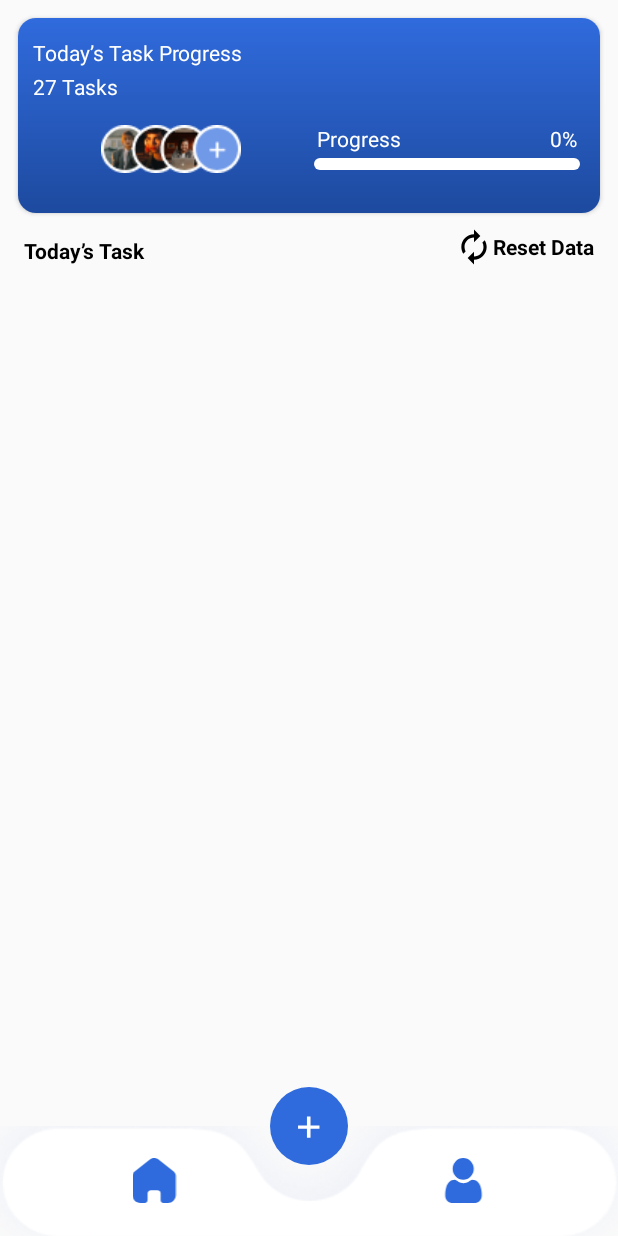
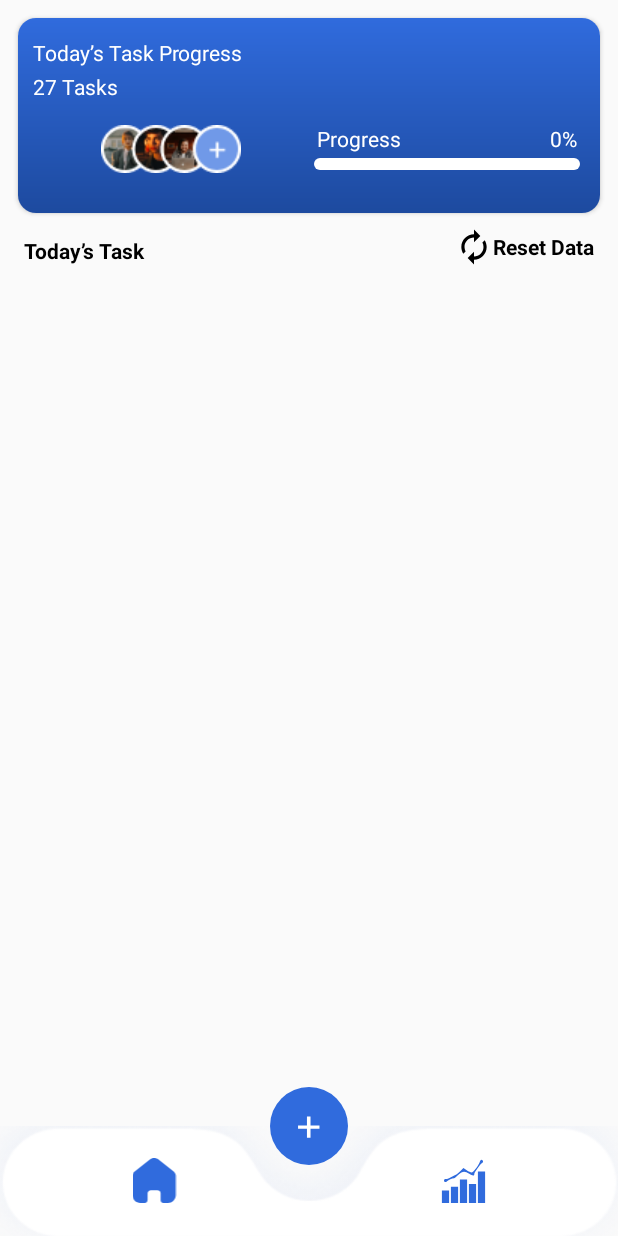
Before and after one commit to fadouaki/Habits_tracker, an Android app: the MainActivity screen opened directly, with no data from a screen before it, on a phone screen of 412 x 824 dp. Run offline under Robolectric (Android 15) with nearby library versions, the phone set to English and light mode, and no system bars; our stand-ins replace Room's generated code, RxJava; Roboto replaces fonts that are not available here.

Commit message:
add bar chart, fix errors in HabitAdapter.kt

```diff
--- a/app/build.gradle.kts
+++ b/app/build.gradle.kts
@@ -59,4 +59,5 @@ dependencies {
 
     implementation ("androidx.work:work-runtime-ktx:2.9.0")
     implementation("com.airbnb.android:lottie:6.0.1")
+    implementation("com.diogobernardino:williamchart:3.10.1")
 }
--- a/app/src/main/java/com/improveskills/habitstracker/Ui/MainActivity.kt
+++ b/app/src/main/java/com/improveskills/habitstracker/Ui/MainActivity.kt
@@ -5,6 +5,7 @@ import android.app.AlertDialog
 import android.app.Dialog
 import android.app.TimePickerDialog
 import android.content.Context
+import android.content.Intent
 import android.graphics.Color
 import android.graphics.drawable.ColorDrawable
 import android.os.Bundle
@@ -68,6 +69,9 @@ class MainActivity : AppCompatActivity(), TimePickerDialog.OnTimeSetListener {
         }
         bind.resetData.setOnClickListener {
             showRenewDataDialog(this)
+        }
+        bind.btnChart.setOnClickListener {
+            startActivity(Intent(this@MainActivity,MainChartActivity::class.java))
         }
         Habits = ArrayList()
         postDataBase = HabitDataBase.getInstance(this)
--- /dev/null
+++ b/app/src/main/res/drawable/ic_chart.xml
@@ -0,0 +1,37 @@
+<?xml version="1.0" encoding="utf-8"?>
+<vector xmlns:android="http://schemas.android.com/apk/res/android"
+    android:width="50.000000dp"
+    android:height="50.000000dp"
+    android:viewportWidth="50.000000"
+    android:viewportHeight="50.000000">
+
+    <group
+        android:translateY="50.000000"
+        android:scaleX="0.100000"
+        android:scaleY="-0.100000">
+        <path
+            android:fillColor="#306BDD"
+            android:strokeWidth="1"
+            android:pathData="M430 454 c-17 -44 -72 -114 -90 -114 -10 0 -34 11 -54 25 l-37 25 -33 -35 c-18 -19 -44 -39 -57 -45 -13 -6 -40 -19 -59 -29 -19 -10 -40 -17 -46 -14 -17 6 -28 -17 -15 -30 7 -7 15 -6 28 5 17 15 56 31 78 33 6 0 27 17 48 38 45 44 71 46 121 12 37 -25 56 -25 56 -2 0 15 64 105 86 121 9 7 14 18 10 24 -12 19 -26 14 -36 -14z" />
+        <path
+            android:fillColor="#306BDD"
+            android:strokeWidth="1"
+            android:pathData="M410 175 l0 -175 40 0 40 0 0 175 0 175 -40 0 -40 0 0 -175z" />
+        <path
+            android:fillColor="#306BDD"
+            android:strokeWidth="1"
+            android:pathData="M210 130 l0 -130 40 0 40 0 0 130 0 130 -40 0 -40 0 0 -130z" />
+        <path
+            android:fillColor="#306BDD"
+            android:strokeWidth="1"
+            android:pathData="M310 105 l0 -105 40 0 40 0 0 105 0 105 -40 0 -40 0 0 -105z" />
+        <path
+            android:fillColor="#306BDD"
+            android:strokeWidth="1"
+            android:pathData="M110 90 l0 -90 40 0 40 0 0 90 0 90 -40 0 -40 0 0 -90z" />
+        <path
+            android:fillColor="#306BDD"
+            android:strokeWidth="1"
+            android:pathData="M10 70 l0 -70 40 0 40 0 0 70 0 70 -40 0 -40 0 0 -70z" />
+    </group>
+</vector>
--- a/app/src/main/res/drawable/profile.xml
+++ /dev/null
@@ -1,16 +0,0 @@
-<?xml version="1.0" encoding="utf-8"?>
-<vector xmlns:android="http://schemas.android.com/apk/res/android"
-    android:width="25dp"
-    android:height="26dp"
-    android:viewportWidth="25"
-    android:viewportHeight="26">
-
-    <group>
-        <path
-            android:fillColor="#306BDD"
-            android:pathData="M12.3218 12.5238C13.9762 12.5238 15.4088 11.9067 16.5794 10.6892C17.7499 9.47182 18.3433 7.98231 18.3433 6.26151C18.3433 4.5413 17.7499 3.05159 16.5792 1.83384C15.4085 0.616681 13.976 -0.000427246 12.3218 -0.000427246C10.6672 -0.000427246 9.23494 0.616681 8.0644 1.83404C6.89386 3.05139 6.30029 4.5411 6.30029 6.26151C6.30029 7.98231 6.89386 9.47202 8.06459 10.6894C9.23532 11.9065 10.6677 12.5238 12.3218 12.5238Z" />
-        <path
-            android:fillColor="#306BDD"
-            android:pathData="M22.8578 19.9915C22.8241 19.4849 22.7558 18.9323 22.6553 18.3487C22.5538 17.7607 22.4232 17.2049 22.2668 16.6969C22.1052 16.1718 21.8855 15.6533 21.6139 15.1564C21.332 14.6407 21.0009 14.1916 20.6293 13.822C20.2408 13.4354 19.7651 13.1246 19.215 12.8979C18.6668 12.6723 18.0593 12.5581 17.4095 12.5581C17.1543 12.5581 16.9075 12.667 16.4308 12.9897C16.1375 13.1887 15.7944 13.4188 15.4114 13.6733C15.0839 13.8903 14.6402 14.0936 14.0922 14.2777C13.5576 14.4576 13.0148 14.5488 12.479 14.5488C11.9432 14.5488 11.4006 14.4576 10.8654 14.2777C10.318 14.0938 9.87434 13.8905 9.54723 13.6735C9.16786 13.4213 8.82454 13.1912 8.5268 12.9895C8.05073 12.6668 7.80372 12.5579 7.54852 12.5579C6.8985 12.5579 6.2912 12.6723 5.74322 12.8981C5.19352 13.1244 4.71764 13.4352 4.32873 13.8222C3.95737 14.192 3.62606 14.6409 3.34454 15.1564C3.07312 15.6533 2.85339 16.1716 2.69165 16.6971C2.53544 17.2051 2.40479 17.7607 2.30331 18.3487C2.2028 18.9315 2.13451 19.4843 2.10075 19.9921C2.06757 20.4896 2.05078 21.006 2.05078 21.5275C2.05078 22.8847 2.46563 23.9834 3.28369 24.7937C4.09164 25.5933 5.16071 25.999 6.46076 25.999H18.4984C19.7985 25.999 20.8671 25.5935 21.6753 24.7937C22.4935 23.984 22.9084 22.8851 22.9084 21.5273C22.9082 21.0034 22.8912 20.4866 22.8578 19.9915Z" />
-    </group>
-</vector>
--- a/app/src/main/res/layout/activity_main.xml
+++ b/app/src/main/res/layout/activity_main.xml
@@ -204,12 +204,12 @@
             android:src="@drawable/home" />
 
         <ImageView
-            android:id="@+id/imageView6"
+            android:id="@+id/btnChart"
             android:layout_width="30dp"
             android:layout_height="30dp"
             android:layout_gravity="center"
             android:layout_weight="1"
-            android:src="@drawable/profile" />
+            android:src="@drawable/ic_chart" />
     </LinearLayout>
 
 
```
Also changed, not shown: app/src/main/AndroidManifest.xml (+4 -3 lines), app/src/main/java/com/improveskills/habitstracker/Adapter/HabitAdapter.kt (+14 -32 lines), app/src/main/java/com/improveskills/habitstracker/Ui/MainChartActivity.kt (added, +43 -0 lines), app/src/main/res/layout/activity_main_chart.xml (added, +41 -0 lines), app/src/main/res/layout/habit_item.xml (+1 -8 lines).
